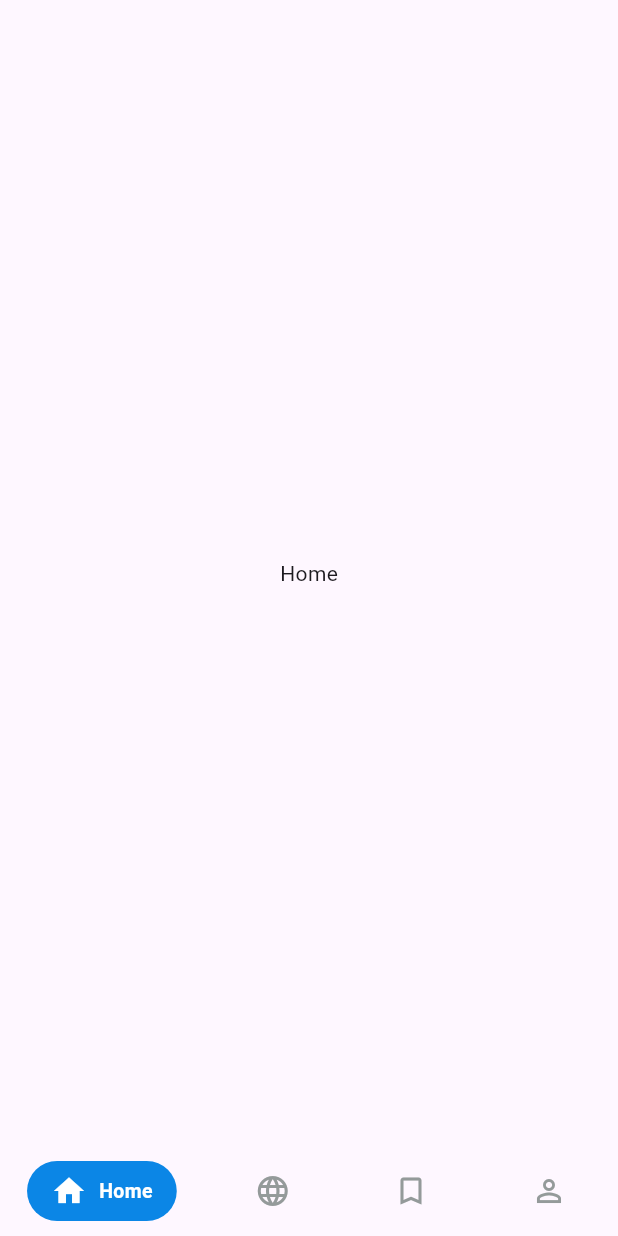
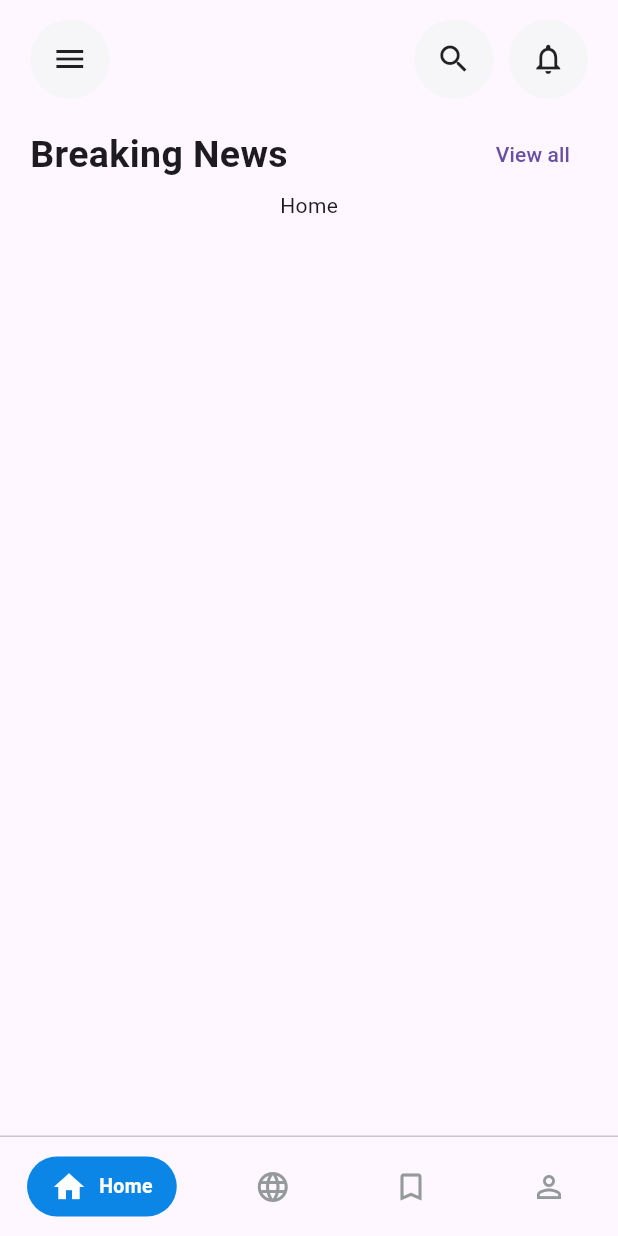
Before and after one commit to Moha2001hassan/news_app, a Flutter app: the screen it shows after launch, on a phone screen of 412 x 824 dp. Run offline on Flutter 3.47's test engine with Material 3 defaults, Android fonts, the phone set to English and light mode, and no system bars.

Commit message:
home top buttons

```diff
--- /dev/null
+++ b/lib/core/app_rounded_button.dart
@@ -0,0 +1,27 @@
+import 'package:flutter/material.dart';
+import 'package:news_app/theme/app_colors.dart';
+
+class AppRoundedButton extends StatelessWidget {
+  final Function()? onTap;
+  final IconData iconData;
+
+  const AppRoundedButton({super.key, this.onTap, required this.iconData});
+
+  @override
+  Widget build(BuildContext context) {
+    return Material(
+      borderRadius: BorderRadius.circular(50),
+      color: AppColor.athenasGray,
+      child: InkWell(
+        borderRadius: BorderRadius.circular(50),
+        onTap: onTap,
+        child: SizedBox(
+          width: 53,
+          height: 53,
+          child: Icon(iconData),
+
+        ),
+      ),
+    );
+  }
+}
--- a/lib/core/bottom_nav_bar.dart
+++ b/lib/core/bottom_nav_bar.dart
@@ -13,8 +13,13 @@ class BottomNavBar extends StatelessWidget {
     return SafeArea(
       child: SizedBox(
         width: double.infinity,
-        height: 60,
-        child: Row(
+        // height: 60,
+        child: Column(
+          mainAxisSize: MainAxisSize.min,
+          children: [
+            const Divider(height: 1, thickness: 1),
+            const SizedBox(height: 13),
+            Row(
               mainAxisAlignment: MainAxisAlignment.spaceAround,
               children: [
                 BottomNavBarItem(
@@ -55,6 +60,9 @@ class BottomNavBar extends StatelessWidget {
                 ),
               ],
             ),
+            const SizedBox(height: 13),
+          ],
+        ),
       ),
     );
   }
--- a/lib/features/home/pages/home_page.dart
+++ b/lib/features/home/pages/home_page.dart
@@ -1,12 +1,28 @@
 import 'package:flutter/material.dart';
+import 'package:news_app/features/home/widgets/home_heading.dart';
+import 'package:news_app/features/home/widgets/home_top_buttons.dart';
 
 class HomePage extends StatelessWidget {
   const HomePage({super.key});
 
   @override
   Widget build(BuildContext context) {
-    return const Scaffold(
-      body: Center(child: Text("Home")),
+    return Scaffold(
+      body: SafeArea(
+        child: Column(
+          children: [
+            const HomeTopButtons(),
+            HomeHeading(
+              title: "Breaking News",
+              trailing: TextButton(
+                onPressed: (){},
+                child: const Text("View all"),
+              ),
+            ),
+            const Center(child: Text("Home")),
+          ],
+        ),
+      ),
     );
   }
 }
--- /dev/null
+++ b/lib/features/home/widgets/home_heading.dart
@@ -0,0 +1,25 @@
+import 'package:flutter/material.dart';
+
+class HomeHeading extends StatelessWidget {
+  final String title;
+  final Widget? trailing;
+
+  const HomeHeading({super.key, this.trailing, required this.title});
+
+  @override
+  Widget build(BuildContext context) {
+    return Padding(
+      padding: const EdgeInsets.symmetric(horizontal: 20),
+      child: Row(
+        children: [
+          Text(
+            title,
+            style: const TextStyle(fontSize: 25, fontWeight: FontWeight.bold),
+          ),
+          const Spacer(),
+          if (trailing != null) trailing!,
+        ],
+      ),
+    );
+  }
+}
--- /dev/null
+++ b/lib/features/home/widgets/home_top_buttons.dart
@@ -0,0 +1,34 @@
+import 'package:flutter/material.dart';
+
+import '../../../core/app_rounded_button.dart';
+
+class HomeTopButtons extends StatelessWidget {
+  const HomeTopButtons({super.key});
+
+  @override
+  Widget build(BuildContext context) {
+    return SafeArea(
+      child: Padding(
+        padding: const EdgeInsets.symmetric(horizontal: 20, vertical: 13),
+        child: Row(
+          children: [
+            AppRoundedButton(
+              iconData: Icons.menu,
+              onTap: () {},
+            ),
+            const Spacer(),
+            AppRoundedButton(
+              iconData: Icons.search,
+              onTap: () {},
+            ),
+            const SizedBox(width: 10),
+            AppRoundedButton(
+              iconData: Icons.notifications_outlined,
+              onTap: () {},
+            ),
+          ],
+        ),
+      ),
+    );
+  }
+}
--- a/lib/theme/app_colors.dart
+++ b/lib/theme/app_colors.dart
@@ -4,6 +4,7 @@ class AppColor {
   static const Color azureRadiance = Color(0xFF0B86E6);
   static const Color white = Color(0xFFFFFFFF);
   static const Color osloGray = Color(0xFF949A9A);
+  static const Color athenasGray = Color(0xFFF6F5F8);
 
   static const MaterialColor azureRadianceSwatch = MaterialColor(0xFF0B86E6, _azureRadianceMap);
 
```
Lines whose indentation alone changed are shown as unchanged.
